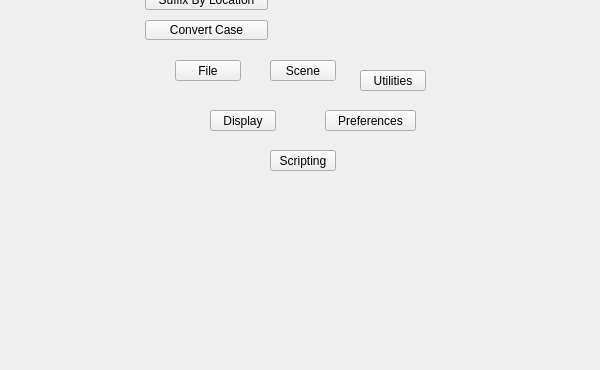
The window that tentacle/ui/scene#submenu.ui (m3trik/tentacle) describes before a commit, drawn with Qt 5; both pictures show x 0 to 600 and y 230 to 600 of the 600 by 600 pixel window.
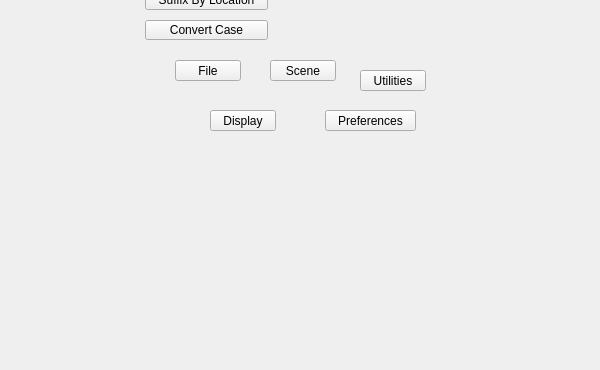
The same window after the commit. Custom widgets are drawn as their Qt base class.

Diff of the .ui file:
```diff
--- a/tentacle/ui/scene#submenu.ui
+++ b/tentacle/ui/scene#submenu.ui
@@ -174,34 +174,6 @@
      <string>Preferences</string>
     </property>
    </widget>
-   <widget class="QPushButton" name="i023">
-    <property name="geometry">
-     <rect>
-      <x>270</x>
-      <y>380</y>
-      <width>66</width>
-      <height>21</height>
-     </rect>
-    </property>
-    <property name="minimumSize">
-     <size>
-      <width>0</width>
-      <height>21</height>
-     </size>
-    </property>
-    <property name="maximumSize">
-     <size>
-      <width>16777215</width>
-      <height>21</height>
-     </size>
-    </property>
-    <property name="whatsThis">
-     <string>scripting</string>
-    </property>
-    <property name="text">
-     <string>Scripting</string>
-    </property>
-   </widget>
    <widget class="QPushButton" name="i020">
     <property name="geometry">
      <rect>
```
